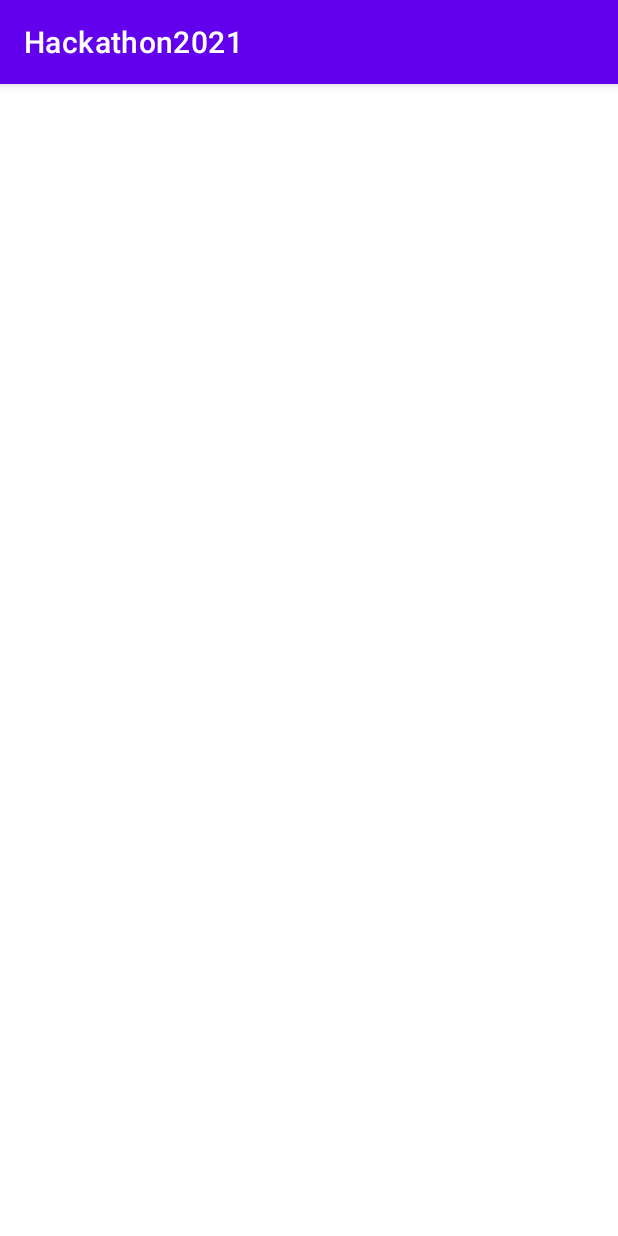
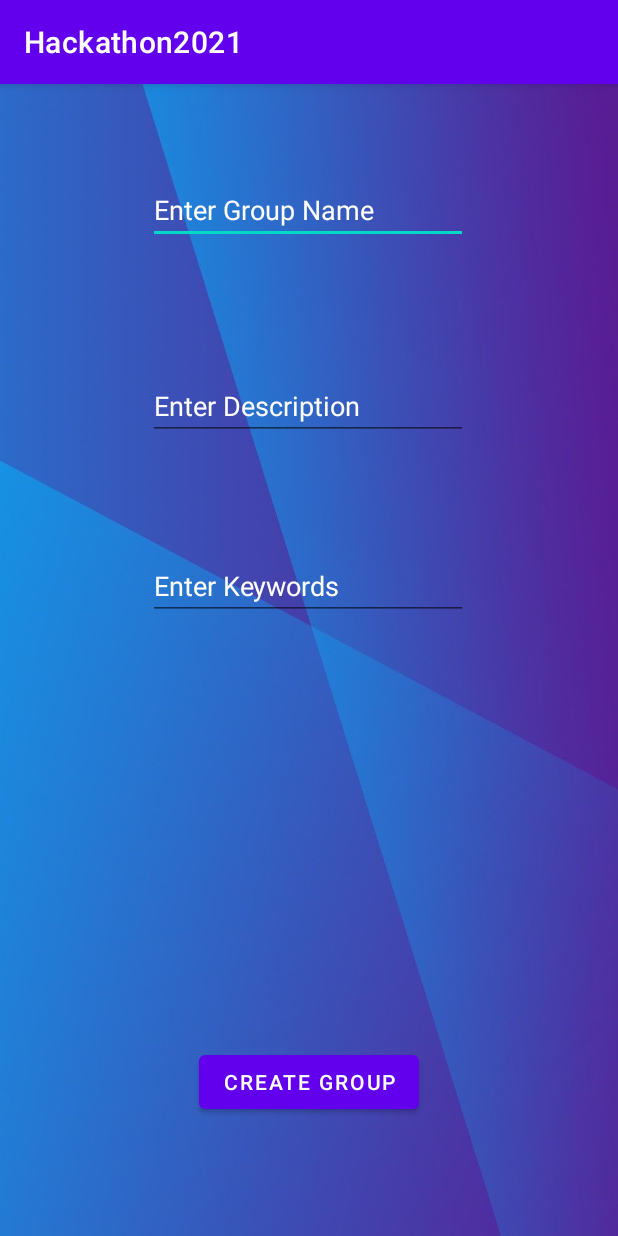
Before and after one commit to adel2924/StudyAppHackathon, an Android app: the CreateActivity screen opened directly, with no data from a screen before it, on a phone screen of 412 x 824 dp. Run offline under Robolectric (Android 15) with nearby library versions, the phone set to English and light mode, and no system bars.

Commit message:
create group added

```diff
--- a/app/src/main/java/com/example/hackathon2021/SecondActivity.java
+++ b/app/src/main/java/com/example/hackathon2021/SecondActivity.java
@@ -43,5 +43,13 @@ public class SecondActivity extends AppCompatActivity {
                 startActivity(searchIntent);
             }
         });
+
+        Create.setOnClickListener(new View.OnClickListener() {
+            @Override
+            public void onClick(View view) {
+                Intent createIntent = new Intent(SecondActivity.this, CreateActivity.class);
+                startActivity(createIntent);
+            }
+        });
     }
 }
--- a/app/src/main/res/layout/activity_create.xml
+++ b/app/src/main/res/layout/activity_create.xml
@@ -4,6 +4,67 @@
     xmlns:tools="http://schemas.android.com/tools"
     android:layout_width="match_parent"
     android:layout_height="match_parent"
-    tools:context=".CreateActivity">
+    tools:context=".CreateActivity"
+    android:background="@drawable/bb">
+
+    <Button
+        android:id="@+id/btnCreate"
+        android:layout_width="wrap_content"
+        android:layout_height="wrap_content"
+        android:text="Create Group"
+        app:layout_constraintBottom_toBottomOf="parent"
+        app:layout_constraintEnd_toEndOf="parent"
+        app:layout_constraintStart_toStartOf="parent"
+        app:layout_constraintTop_toTopOf="parent"
+        app:layout_constraintVertical_bias="0.891" />
+
+    <EditText
+        android:id="@+id/etGroupName"
+        android:layout_width="wrap_content"
+        android:layout_height="wrap_content"
+        android:ems="10"
+        android:hint="Enter Group Name"
+        android:inputType="text"
+        android:textColor="#FFFFFF"
+        android:textColorHint="#FFFFFF"
+        app:layout_constraintBottom_toBottomOf="parent"
+        app:layout_constraintEnd_toEndOf="parent"
+        app:layout_constraintHorizontal_bias="0.497"
+        app:layout_constraintStart_toStartOf="parent"
+        app:layout_constraintTop_toTopOf="parent"
+        app:layout_constraintVertical_bias="0.085" />
+
+    <EditText
+        android:id="@+id/etGroupDes"
+        android:layout_width="wrap_content"
+        android:layout_height="wrap_content"
+        android:ems="10"
+        android:hint="Enter Description"
+        android:inputType="text"
+        android:textColor="#FFFFFF"
+        android:textColorHint="#FFFFFF"
+        app:layout_constraintBottom_toTopOf="@+id/etKeywords"
+        app:layout_constraintEnd_toEndOf="parent"
+        app:layout_constraintHorizontal_bias="0.497"
+        app:layout_constraintStart_toStartOf="parent"
+        app:layout_constraintTop_toBottomOf="@+id/etGroupName"
+        app:layout_constraintVertical_bias="0.535" />
+
+    <EditText
+        android:id="@+id/etKeywords"
+        android:layout_width="wrap_content"
+        android:layout_height="wrap_content"
+        android:layout_marginBottom="284dp"
+        android:ems="10"
+        android:hint="Enter Keywords"
+        android:inputType="text"
+        android:textColor="#FFFFFF"
+        android:textColorHint="#FFFFFF"
+        app:layout_constraintBottom_toTopOf="@+id/btnCreate"
+        app:layout_constraintEnd_toEndOf="parent"
+        app:layout_constraintHorizontal_bias="0.497"
+        app:layout_constraintStart_toStartOf="parent"
+        app:layout_constraintTop_toBottomOf="@+id/etName"
+        app:layout_constraintVertical_bias="0.085" />
 
 </androidx.constraintlayout.widget.ConstraintLayout>
```
